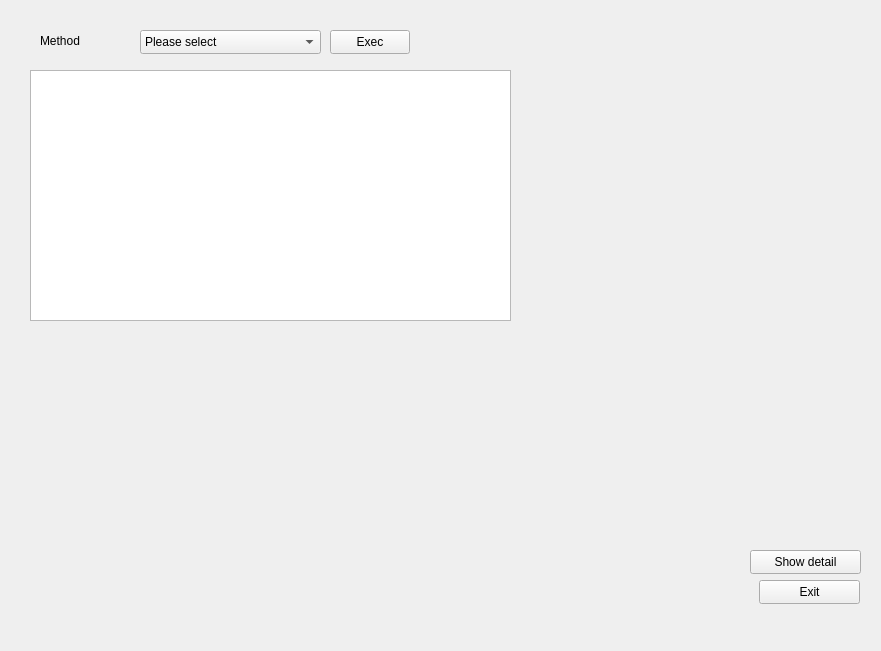
Before: the Qt Designer form mainwindow.ui in Lydia0402/LinearRegression, drawn with Qt 5.
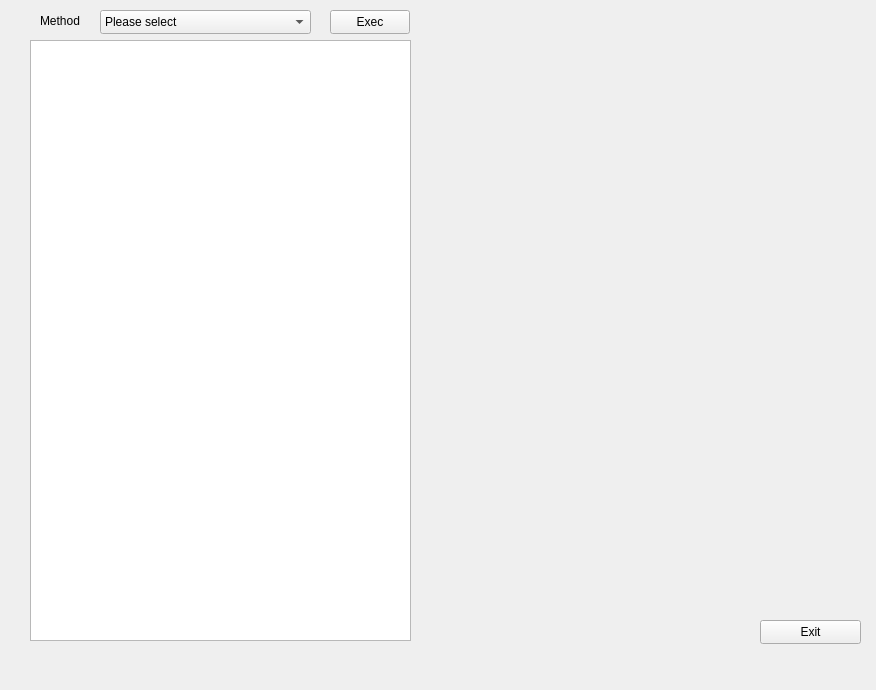
After: the same form once the commit is applied.

Commit message: 10th commit, implement table check box, table value read, table title set. prepare connect checkbox state

```diff
--- a/mainwindow.ui
+++ b/mainwindow.ui
@@ -6,10 +6,16 @@
    <rect>
     <x>0</x>
     <y>0</y>
-    <width>881</width>
-    <height>651</height>
+    <width>876</width>
+    <height>690</height>
    </rect>
   </property>
+  <property name="sizePolicy">
+   <sizepolicy hsizetype="Expanding" vsizetype="Expanding">
+    <horstretch>0</horstretch>
+    <verstretch>0</verstretch>
+   </sizepolicy>
+  </property>
   <property name="windowTitle">
    <string>LinearRregression</string>
   </property>
@@ -17,9 +23,9 @@
    <widget class="QComboBox" name="methodcombobox">
     <property name="geometry">
      <rect>
-      <x>140</x>
-      <y>30</y>
-      <width>181</width>
+      <x>100</x>
+      <y>10</y>
+      <width>211</width>
       <height>24</height>
      </rect>
     </property>
@@ -48,7 +54,7 @@
     <property name="geometry">
      <rect>
       <x>40</x>
-      <y>30</y>
+      <y>10</y>
       <width>61</width>
       <height>21</height>
      </rect>
@@ -57,24 +63,11 @@
      <string>Method</string>
     </property>
    </widget>
-   <widget class="QPushButton" name="detailButton">
-    <property name="geometry">
-     <rect>
-      <x>750</x>
-      <y>550</y>
-      <width>111</width>
-      <height>24</height>
-     </rect>
-    </property>
-    <property name="text">
-     <string>Show detail</string>
-    </property>
-   </widget>
    <widget class="QPushButton" name="exitButton">
     <property name="geometry">
      <rect>
-      <x>759</x>
-      <y>580</y>
+      <x>760</x>
+      <y>620</y>
       <width>101</width>
       <height>24</height>
      </rect>
@@ -87,7 +80,7 @@
     <property name="geometry">
      <rect>
       <x>330</x>
-      <y>30</y>
+      <y>10</y>
       <width>80</width>
       <height>24</height>
      </rect>
@@ -100,11 +93,17 @@
     <property name="geometry">
      <rect>
       <x>30</x>
-      <y>70</y>
-      <width>481</width>
-      <height>251</height>
+      <y>40</y>
+      <width>381</width>
+      <height>601</height>
      </rect>
     </property>
+    <property name="sizePolicy">
+     <sizepolicy hsizetype="Minimum" vsizetype="Expanding">
+      <horstretch>0</horstretch>
+      <verstretch>0</verstretch>
+     </sizepolicy>
+    </property>
    </widget>
   </widget>
   <widget class="QMenuBar" name="menuBar">
```
Left out of the diff: 8 changed lines with no effect on the pictures. The commit also changes 6 other files.
